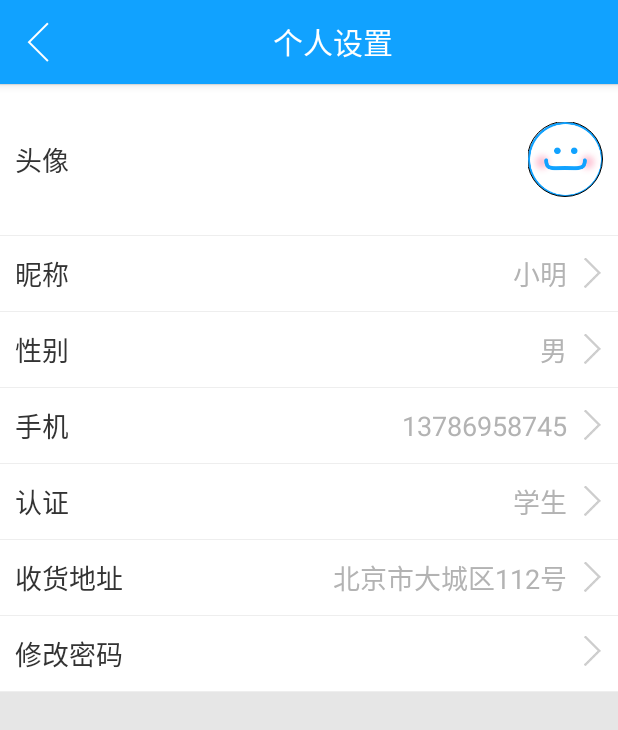
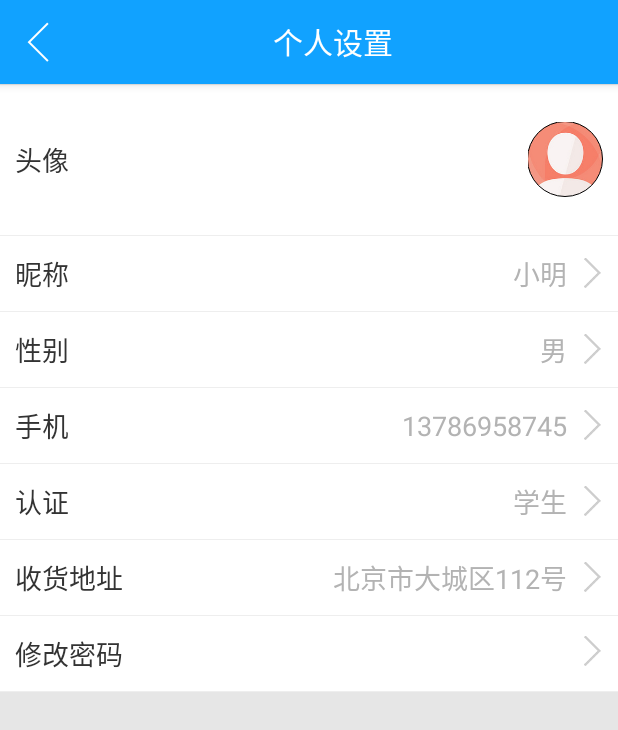
Before and after one commit to globalways/Choume-Android, an Android app: the IndividualActivity screen opened directly, with no data from a screen before it, on a phone screen of 412 x 824 dp. Shown: the top 730 px of the screen. Run offline under Robolectric (Android 15) with nearby library versions, the phone set to English and light mode, and no system bars; our stand-ins replace CircleImageView, Picasso; libraries missing offline, so code that uses them is left out: com.globalways.proto, com.globalways.user, com.pnikosis.materialishprogress, me.iwf.photopicker; pictures from the network do not load; 10 statements that could not run were skipped.

Commit message:
优化界面 修改充值错误提示 修改用户默认头像

```diff
--- a/choume/src/main/java/com/shichai/www/choume/activity/MainActivity.java
+++ b/choume/src/main/java/com/shichai/www/choume/activity/MainActivity.java
@@ -1,12 +1,7 @@
 package com.shichai.www.choume.activity;
 
 import android.app.Activity;
-import android.app.AlertDialog;
-import android.content.DialogInterface;
 import android.content.Intent;
-import android.graphics.Color;
-import android.graphics.PorterDuff;
-import android.net.Uri;
 import android.os.Bundle;
 import android.os.Handler;
 import android.os.Message;
--- a/choume/src/main/java/com/shichai/www/choume/activity/chou/ChouDetailActivity.java
+++ b/choume/src/main/java/com/shichai/www/choume/activity/chou/ChouDetailActivity.java
@@ -104,7 +104,6 @@ public class ChouDetailActivity extends BaseActivity implements View.OnClickList
             @Override
             public void success(CfProjectCommentResp result) {
                 for (CfProjectComment comment : result.comments) {
-                    Log.i("yangping", comment.content);
                 }
             }
 
@@ -231,7 +230,6 @@ public class ChouDetailActivity extends BaseActivity implements View.OnClickList
 
             @Override
             public void onSoftKeyboardShow() {
-                Log.i("yangping", "show key board");
             }
         });
 
--- a/choume/src/main/java/com/shichai/www/choume/activity/wealth/RechargeSuccessActivity.java
+++ b/choume/src/main/java/com/shichai/www/choume/activity/wealth/RechargeSuccessActivity.java
@@ -15,10 +15,12 @@ import com.shichai.www.choume.activity.BaseActivity;
 public class RechargeSuccessActivity extends BaseActivity implements View.OnClickListener{
 
     public static final String ISSUCCESS = "isSuccess";
+    public static final String ERROR_MSG = "rechargeMsg";
 
     private TextView tvResult;
     private ImageView ivResult;
     private boolean isSuccess = false;
+    private String errorMsg;
     @Override
     protected void onCreate(Bundle savedInstanceState) {
         super.onCreate(savedInstanceState);
@@ -31,8 +33,9 @@ public class RechargeSuccessActivity extends BaseActivity implements View.OnClic
             setTitle("充值成功");
         }else {
             setTitle("充值失败");
+            errorMsg = getIntent().getStringExtra(ERROR_MSG);
             ivResult.setImageResource(R.mipmap.ico_recharge_not_ok);
-            tvResult.setText("充值失败");
+            tvResult.setText("充值失败 "+errorMsg);
         }
 
     }
--- a/choume/src/main/java/com/shichai/www/choume/tools/CMTool.java
+++ b/choume/src/main/java/com/shichai/www/choume/tools/CMTool.java
@@ -3,7 +3,7 @@ package com.shichai.www.choume.tools;
 import android.content.Context;
 import android.widget.ImageView;
 import android.widget.TextView;
-import android.widget.Toast;
+
 import com.globalways.choume.R;
 import com.globalways.choume.proto.nano.OutsouringCrowdfunding;
 import com.globalways.choume.proto.nano.OutsouringCrowdfunding.CfProject;
--- a/choume/src/main/java/com/shichai/www/choume/tools/PicassoImageLoader.java
+++ b/choume/src/main/java/com/shichai/www/choume/tools/PicassoImageLoader.java
@@ -13,7 +13,7 @@ import java.lang.ref.SoftReference;
 
 /**
  * Picasso图片加载器
- *
+ * @author wyp
  */
 public class PicassoImageLoader {
     private SoftReference<Context> mContext = null;
@@ -42,6 +42,8 @@ public class PicassoImageLoader {
             Picasso.with(mContext.get()).load(getUrl(targetWidth, targetHeight, uri))
                     .resize(targetWidth, targetHeight).centerCrop().placeholder(placeholderResId).error(errorResId)
                     .into(view);
+        }else {
+            view.setImageResource(errorResId);
         }
     }
 
--- a/choume/src/main/res/layout/actionbar_main_layout.xml
+++ b/choume/src/main/res/layout/actionbar_main_layout.xml
@@ -6,7 +6,7 @@
     <TextView
         android:layout_width="match_parent"
         android:layout_height="match_parent"
-        android:text="cccc"
+        android:text="loading..."
         android:id="@+id/textView"
         android:gravity="center"
         android:textColor="#2d3b4a"
--- a/choume/src/main/res/layout/activity_individual.xml
+++ b/choume/src/main/res/layout/activity_individual.xml
@@ -38,7 +38,7 @@
             <com.shichai.www.choume.view.CircleImageView
                 android:id="@+id/ivAvatar"
                 android:scaleType="centerCrop"
-                android:src="@mipmap/ico_recharge_ok"
+                android:src="@mipmap/user_default"
                 android:layout_width="50dp"
                 android:layout_height="50dp"
                 android:layout_centerVertical="true"
--- a/choume/src/main/res/layout/item_my_sponsor.xml
+++ b/choume/src/main/res/layout/item_my_sponsor.xml
@@ -21,7 +21,6 @@
             android:layout_alignParentTop="true"
             android:layout_marginBottom="10dp"
             android:layout_marginTop="10dp"
-            android:text="XXXXXXXXXX"
             android:textColor="@color/black"
             android:textSize="18sp"/>
 
```
Also changed, not shown: choume/src/main/java/com/shichai/www/choume/activity/wealth/RechargeActivity.java (+14 -1 lines), choume/src/main/res/mipmap-hdpi/user_default.jpg (added), choume/src/main/res/mipmap-hdpi/user_default.png (deleted).
